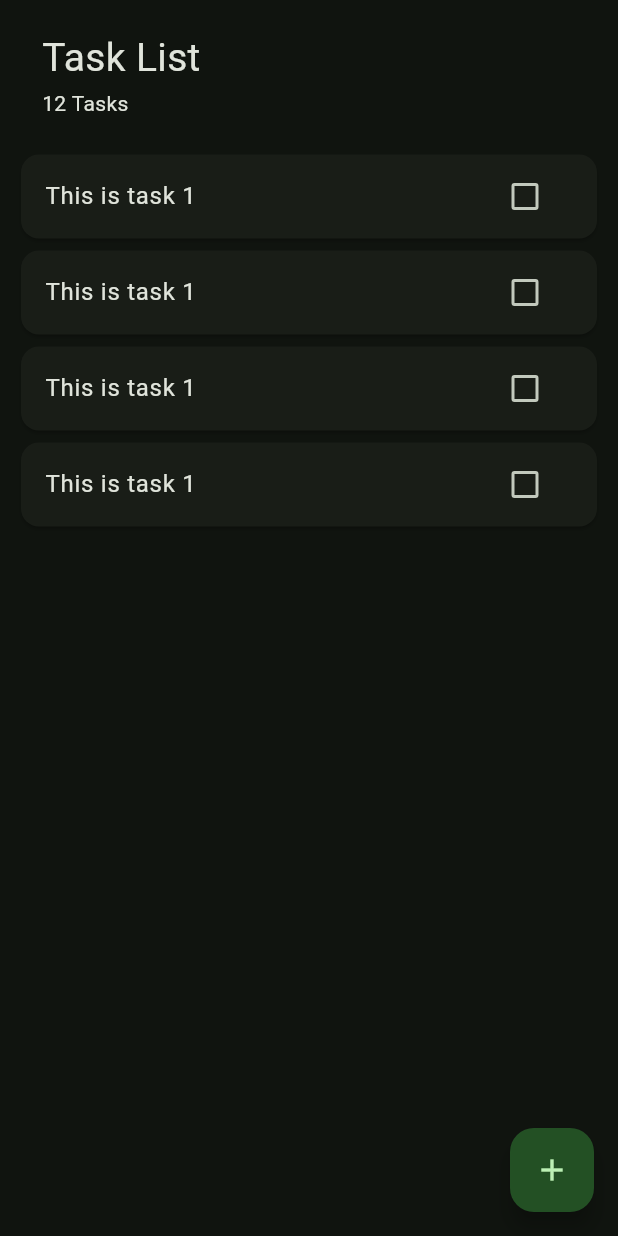
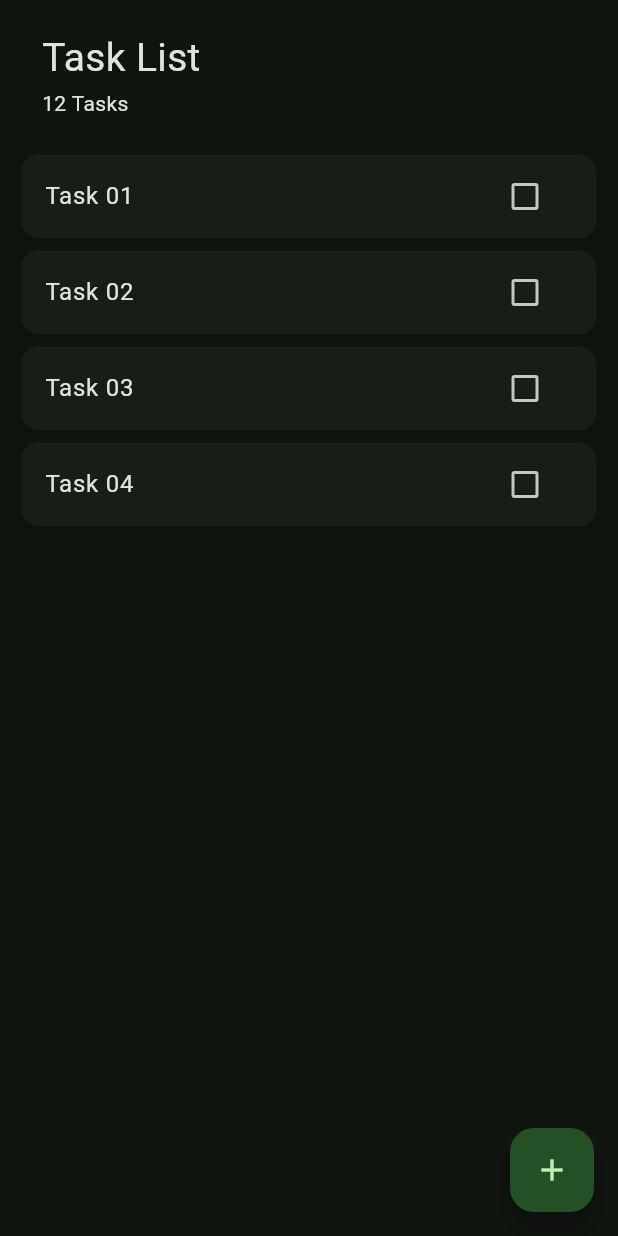
Before and after one commit to dizzpy/MaterialToDo-withProvider, a Flutter app: the screen it shows after launch, on a phone screen of 412 x 824 dp. Run offline on Flutter 3.47's test engine with Material 3 defaults, Android fonts, the phone set to English and light mode, and no system bars.

Commit message:
task map done

```diff
--- a/analysis_options.yaml
+++ b/analysis_options.yaml
@@ -9,6 +9,9 @@
 # packages, and plugins designed to encourage good coding practices.
 # include: package:flutter_lints/flutter.yaml
 
+analyzer:
+  errors:
+    must_be_immutable: ignore
 linter:
   # The lint rules applied to this project can be customized in the
   # section below to disable rules from the `package:flutter_lints/flutter.yaml`
--- a/lib/components/task_list.dart
+++ b/lib/components/task_list.dart
@@ -1,22 +1,37 @@
 import 'package:flutter/material.dart';
 import 'package:material_todo/components/task_tile.dart';
+import 'package:material_todo/models/task.dart';
 
-class TaskList extends StatelessWidget {
-  const TaskList({
-    super.key,
-  });
+class TaskList extends StatefulWidget {
+  @override
+  State<TaskList> createState() => _TaskListState();
+}
+
+class _TaskListState extends State<TaskList> {
+  List<Task> taskList = [
+    Task(name: 'Task 01'),
+    Task(name: 'Task 02'),
+    Task(name: 'Task 03'),
+    Task(name: 'Task 04'),
+  ];
 
   @override
   Widget build(BuildContext context) {
     return Expanded(
       child: Container(
-        child: ListView(
-          children: [
-            TaskTitle(),
-            TaskTitle(),
-            TaskTitle(),
-            TaskTitle(),
-          ],
+        child: ListView.builder(
+          itemCount: taskList.length,
+          itemBuilder: (context, index) {
+            return TaskTitle(
+              isChecked: taskList[index].isDone,
+              taskTitle: taskList[index].name,
+              toggleCheckboxState: (bool? value) {
+                setState(() {
+                  taskList[index].isDone = value ?? false;
+                });
+              },
+            );
+          },
         ),
       ),
     );
--- a/lib/components/task_tile.dart
+++ b/lib/components/task_tile.dart
@@ -1,61 +1,31 @@
 import 'package:flutter/material.dart';
 
-class TaskTitle extends StatefulWidget {
-  const TaskTitle({
-    super.key,
+class TaskTitle extends StatelessWidget {
+  final bool isChecked;
+  final String taskTitle;
+  final Function(bool?) toggleCheckboxState;
+
+  TaskTitle({
+    required this.isChecked,
+    required this.taskTitle,
+    required this.toggleCheckboxState,
   });
-
-  @override
-  State<TaskTitle> createState() => _TaskTitleState();
-}
-
-class _TaskTitleState extends State<TaskTitle> {
-  bool isChecked = false;
-
-  void toggleCheckbox(bool? value) {
-    setState(() {
-      isChecked = value ?? false;
-    });
-  }
 
   @override
   Widget build(BuildContext context) {
     return Card(
       child: ListTile(
         title: Text(
-          'This is task 1',
+          taskTitle,
           style: TextStyle(
             decoration: isChecked ? TextDecoration.lineThrough : null,
           ),
         ),
-        trailing: TaskCheckBox(
-          checkBoxState: isChecked,
-          toggleCheckbox: toggleCheckbox,
+        trailing: Checkbox(
+          value: isChecked,
+          onChanged: toggleCheckboxState,
         ),
       ),
     );
   }
 }
-
-class TaskCheckBox extends StatefulWidget {
-  final bool checkBoxState;
-  final Function(bool?) toggleCheckbox;
-
-  TaskCheckBox({
-    required this.checkBoxState,
-    required this.toggleCheckbox,
-  });
-
-  @override
-  _TaskCheckBoxState createState() => _TaskCheckBoxState();
-}
-
-class _TaskCheckBoxState extends State<TaskCheckBox> {
-  @override
-  Widget build(BuildContext context) {
-    return Checkbox(
-      value: widget.checkBoxState,
-      onChanged: widget.toggleCheckbox,
-    );
-  }
-}
--- /dev/null
+++ b/lib/models/task.dart
@@ -0,0 +1,13 @@
+class Task {
+  final String name;
+  bool isDone;
+
+  Task({
+    required this.name,
+    this.isDone = false,
+  });
+
+  void toggleDone() {
+    isDone = !isDone;
+  }
+}
```
